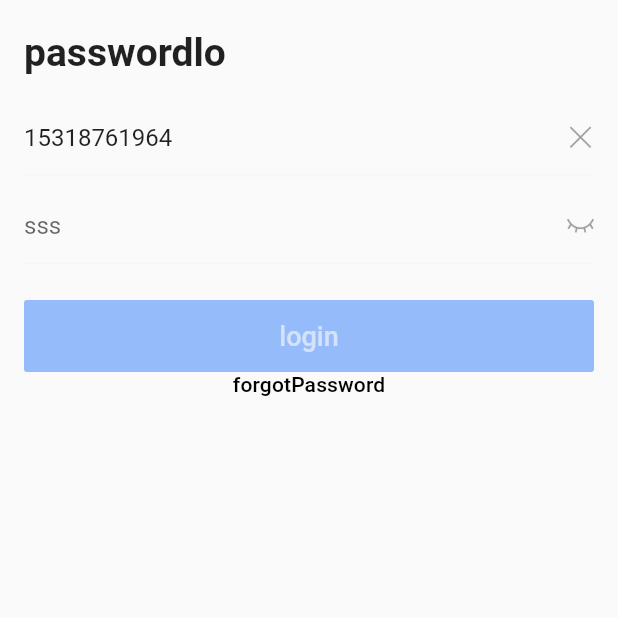
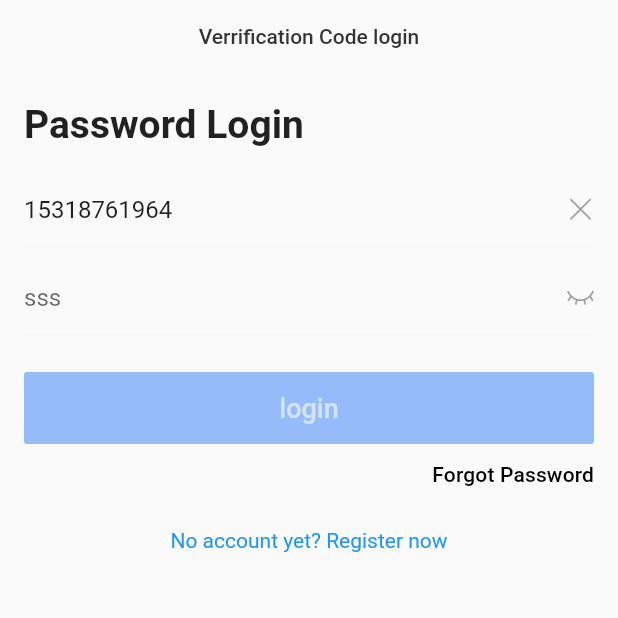
Before and after one commit to lzh888777/flutter_lh_deer, a Flutter app: the LoginPage screen opened by its route, on a phone screen of 412 x 824 dp, the top half of it. Run offline on Flutter 3.47's test engine with Material 2 defaults, Android fonts, the phone set to English and light mode, and no system bars; our stand-ins replace cached_network_image, device_info_plus, fluro, flutter_slidable, flutter_swiper_null_safety, keyboard_actions and 1 more; missing offline and left inert: common_utils, sp_util.

Commit message:
login page finished

```diff
--- a/lib/home/splash_page.dart
+++ b/lib/home/splash_page.dart
@@ -105,11 +105,6 @@ class _SplashPageState extends State {
   }
 
   void _goLogin() {
-    // ignore: avoid_print
-    print("go login");
     NavigatorUtils.push(context, LoginRouter.loginPage, replace: true);
-
-    // ignore: avoid_print
-    print("go login--");
   }
 }
--- a/lib/login/page/login_page.dart
+++ b/lib/login/page/login_page.dart
@@ -3,6 +3,7 @@ import 'package:flutter/services.dart';
 import 'package:flutter_lh_deer/login/widgets/my_%20button.dart';
 import 'package:flutter_lh_deer/login/widgets/my_text_field.dart';
 import 'package:flutter_lh_deer/res/gaps.dart';
+import 'package:flutter_lh_deer/routers/fluro_navigator.dart';
 import 'package:flutter_lh_deer/utils/change_notifier_manage.dart';
 import 'package:flutter_lh_deer/widegts/my_app_bar.dart';
 import 'package:flutter_lh_deer/widegts/my_scroll_view.dart';
@@ -41,19 +42,24 @@ class _LoginPageState extends State<LoginPage>
   @override
   Widget build(BuildContext context) {
     return Scaffold(
-        // appBar: MyAppBar(),
+        appBar: MyAppBar(
+          isBack: false,
+          actionName: "Verrification Code login",
+          onPressed: () =>
+              NavigatorUtils.push(context, LoginRouter.smsLoginPage),
+        ),
         body: MyScrollView(
             children: _buildBody,
-            padding: EdgeInsets.only(left: 16.0, right: 16.0, top: 20.0))
+            padding: const EdgeInsets.only(left: 16.0, right: 16.0, top: 20.0))
         // keyboardConfig: Util,),
         );
   }
 
   List<Widget> get _buildBody {
     return [
-      Text(
-        "passwordlo",
-        style: const TextStyle(fontSize: 26.0, fontWeight: FontWeight.bold),
+      const Text(
+        "Password Login",
+        style: TextStyle(fontSize: 26.0, fontWeight: FontWeight.bold),
       ),
       Gaps.vGap16,
       MyTextField(
@@ -81,16 +87,29 @@ class _LoginPageState extends State<LoginPage>
         text: "login",
       ),
       Container(
-        alignment: Alignment.center,
+        height: 40.0,
+        alignment: Alignment.centerRight,
         child: GestureDetector(
           child: Text(
-            "forgotPassword",
+            "Forgot Password",
             key: const Key("forgotPassword"),
             style: Theme.of(context).textTheme.subtitle2,
           ),
-          onTap: () => NatigatorUtils.push(context, LoginRouter.registerPage),
+          onTap: () =>
+              NatigatorUtils.push(context, LoginRouter.resetPasswordPage),
         ),
-      )
+      ),
+      Gaps.vGap16,
+      Container(
+          alignment: Alignment.center,
+          child: GestureDetector(
+            child: Text(
+              "No account yet? Register now",
+              key: const Key("noAccountRegister"),
+              style: TextStyle(color: Theme.of(context).primaryColor),
+            ),
+            onTap: () => NavigatorUtils.push(context, LoginRouter.registerPage),
+          ))
     ];
   }
 
--- a/lib/widegts/my_app_bar.dart
+++ b/lib/widegts/my_app_bar.dart
@@ -1,13 +1,108 @@
 import 'package:flutter/material.dart';
+import 'package:flutter/services.dart';
+import 'package:flutter_lh_deer/login/widgets/my_%20button.dart';
+import 'package:flutter_lh_deer/res/colors.dart';
+import 'package:flutter_lh_deer/res/dimens.dart';
+import 'package:flutter_lh_deer/res/gaps.dart';
+import 'package:flutter_lh_deer/utils/theme_utils.dart';
 
 class MyAppBar extends StatelessWidget implements PreferredSizeWidget {
+  final Color? backgroundColor;
+  final String title;
+  final String centerTitle;
+  final String backImg;
+  final Color? backImgColor;
+  final String actionName;
+  final VoidCallback? onPressed;
+  final bool isBack;
+
+  const MyAppBar(
+      {Key? key,
+      this.backgroundColor,
+      this.title = "",
+      this.centerTitle = "",
+      this.backImg = "assets/images/ic_back_black.png",
+      this.backImgColor,
+      this.actionName = "",
+      this.onPressed,
+      this.isBack = true})
+      : super(key: key);
   @override
   Widget build(BuildContext context) {
-    // TODO: implement build
-    throw UnimplementedError();
+    final Color curBackgroundColor = backgroundColor ?? context.backgroundColor;
+    final SystemUiOverlayStyle cur_overlayStyle =
+        ThemeData.estimateBrightnessForColor(curBackgroundColor) ==
+                Brightness.dark
+            ? SystemUiOverlayStyle.light
+            : SystemUiOverlayStyle.dark;
+
+    final Widget back = isBack
+        ? IconButton(
+            onPressed: () async {
+              FocusManager.instance.primaryFocus?.unfocus();
+              final isBack = await Navigator.maybePop(context);
+              if (!isBack) {
+                await SystemNavigator.pop();
+              }
+            },
+            tooltip: 'Back',
+            padding: const EdgeInsets.all(12.0),
+            icon: Image.asset(backImg,
+                color: backImgColor ?? ThemeUtils.getIconColor(context)),
+          )
+        : Gaps.empty;
+
+    final Widget action = actionName.isNotEmpty
+        ? Container(
+            alignment: Alignment.center,
+            child: Theme(
+                data: Theme.of(context).copyWith(
+                    buttonTheme: const ButtonThemeData(
+                        padding: EdgeInsets.symmetric(horizontal: 16.0),
+                        minWidth: 60.0)),
+                child: MyButton(
+                  key: const Key("actionName"),
+                  fontSize: Dimens.font_sp14,
+                  minWidth: null,
+                  text: actionName,
+                  textColor: context.isDark ? Colours.dark_text : Colours.text,
+                  backgroundColor: Colors.transparent,
+                  onPressed: onPressed,
+                )),
+          )
+        : Gaps.empty;
+
+    final Widget titleWidget = Semantics(
+      namesRoute: true,
+      header: true,
+      child: Container(
+        alignment:
+            centerTitle.isEmpty ? Alignment.centerLeft : Alignment.center,
+        width: double.infinity,
+        child: Text(
+          title.isEmpty ? centerTitle : title,
+          style: const TextStyle(fontSize: Dimens.font_sp18),
+        ),
+        margin: const EdgeInsets.symmetric(horizontal: 48),
+      ),
+    );
+
+    return AnnotatedRegion(
+        child: Material(
+          color: curBackgroundColor,
+          child: SafeArea(
+              child: Stack(
+            alignment: Alignment.centerLeft,
+            children: [
+              titleWidget,
+              back,
+              action,
+            ],
+          )),
+        ),
+        value: cur_overlayStyle);
   }
 
   @override
-  // TODO: implement preferredSize
-  Size get preferredSize => throw UnimplementedError();
+  Size get preferredSize => const Size.fromHeight(48.0);
 }
```
Also changed, not shown: lib/utils/theme_utils.dart (added, +74 -0 lines), assets/images/ic_arrow_right.png (added), assets/images/ic_back_black.png (added), assets/images/none.png (added).
